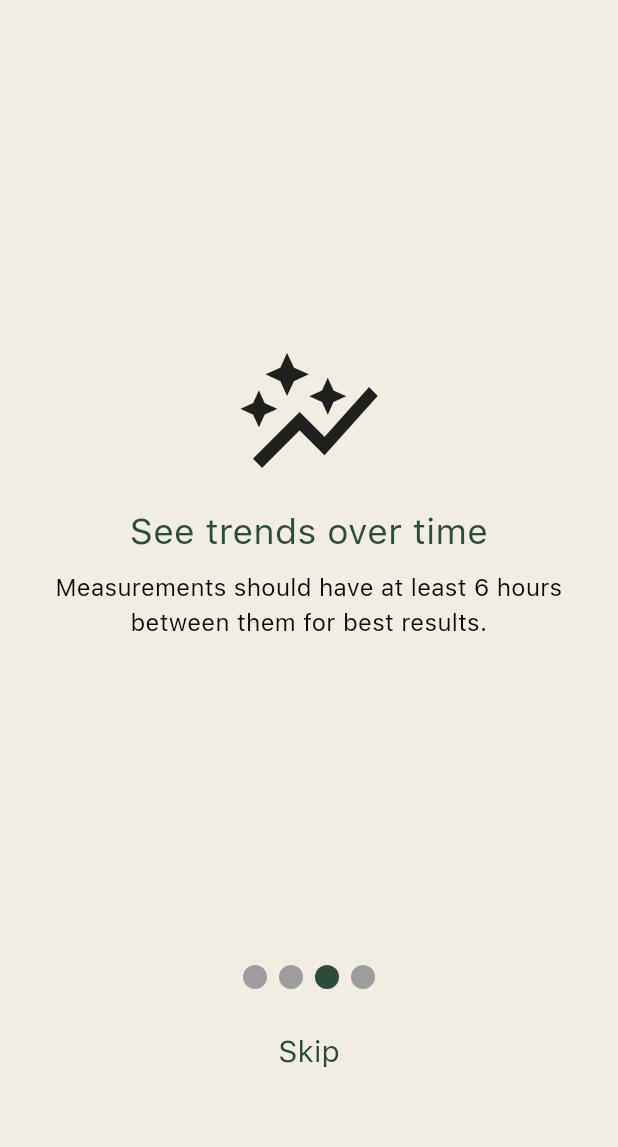
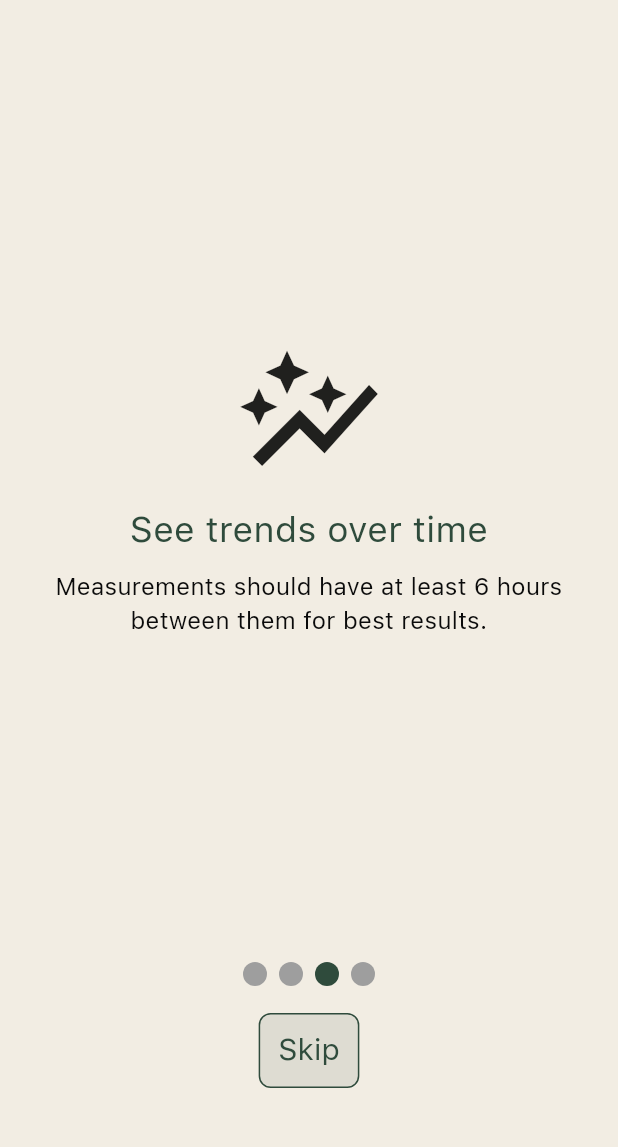
Before and after one commit to t-jayw/ChronoLog, a Flutter app: the screen it shows after launch, swiped to page 3, on a phone screen of 412 x 824 dp, the part 58-1205 px from its top. Run offline on Flutter 3.47's test engine with Material 3 defaults, Android fonts, the light colour scheme and no system bars; drawn by our look-alikes of smooth_page_indicator; our stand-ins replace carousel_slider, csv, file_picker, fl_chart, flutter_dotenv, flutter_image_compress and 8 more; missing offline and left inert: exif, posthog_flutter, purchases_flutter, ulid; accounts and stored records are empty.

```diff
--- a/lib/components/premium/premium_needed_dialog.dart
+++ b/lib/components/premium/premium_needed_dialog.dart
@@ -204,7 +204,7 @@ class PremiumNeededDialog extends StatelessWidget {
                     ),
                   ),
                   onPressed: () {
-                    Navigator.of(context).pushReplacement(
+                    Navigator.of(context).push(
                       MaterialPageRoute(builder: (context) => PurchaseScreen()),
                     );
                   },
--- a/lib/screens/welcome_screen.dart
+++ b/lib/screens/welcome_screen.dart
@@ -79,6 +79,12 @@ class _WelcomeScreenState extends State<WelcomeScreen> {
           if (!isLastPage)
             Padding(
               padding: const EdgeInsets.symmetric(vertical: 10),
+              child: Container(
+                decoration: BoxDecoration(
+                  color: Theme.of(context).colorScheme.tertiary.withOpacity(0.1), // Low opacity background color
+                  border: Border.all(color: Theme.of(context).colorScheme.tertiary), // Outline color
+                  borderRadius: BorderRadius.circular(8), // Rounded corners
+                ),
                 child: TextButton(
                   onPressed: () {
                     Navigator.pushReplacement(
@@ -89,9 +95,16 @@ class _WelcomeScreenState extends State<WelcomeScreen> {
                   child: Text('Skip', style: TextStyle(fontSize: 20, color: Theme.of(context).colorScheme.tertiary)),
                 ),
               ),
+            ),
           if (isLastPage)
             Padding(
               padding: const EdgeInsets.symmetric(vertical: 10),
+              child: Container(
+                decoration: BoxDecoration(
+                  color: Theme.of(context).colorScheme.tertiary.withOpacity(0.1), // Low opacity background color
+                  border: Border.all(color: Theme.of(context).colorScheme.tertiary), // Outline color
+                  borderRadius: BorderRadius.circular(8), // Rounded corners
+                ),
                 child: TextButton(
                   onPressed: () {
                     Navigator.pushReplacement(
@@ -100,6 +113,7 @@ class _WelcomeScreenState extends State<WelcomeScreen> {
                     );
                   },
                   child: Text('Continue', style: TextStyle(fontSize: 20, color: Theme.of(context).colorScheme.tertiary)),
+                ),
               ),
             ),
           SizedBox(height: 50),
```
Also changed, not shown: lib/screens/purchase_screen.dart (+9 -1 lines), 1 other file. Lines whose indentation alone changed are shown as unchanged.
